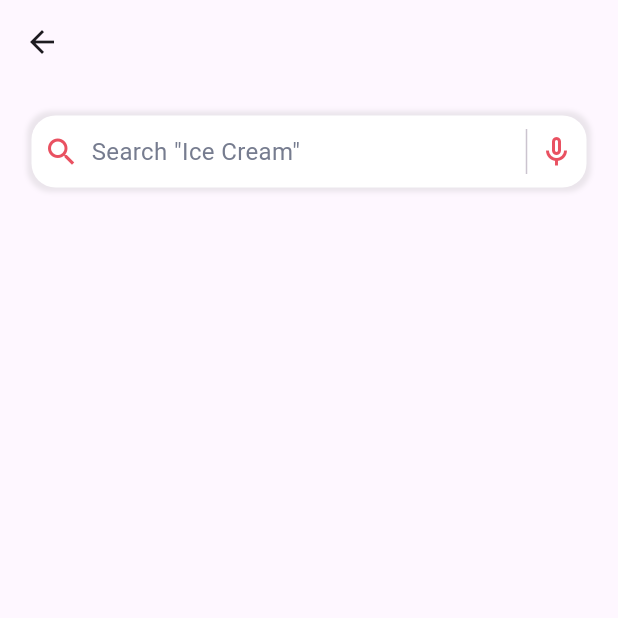
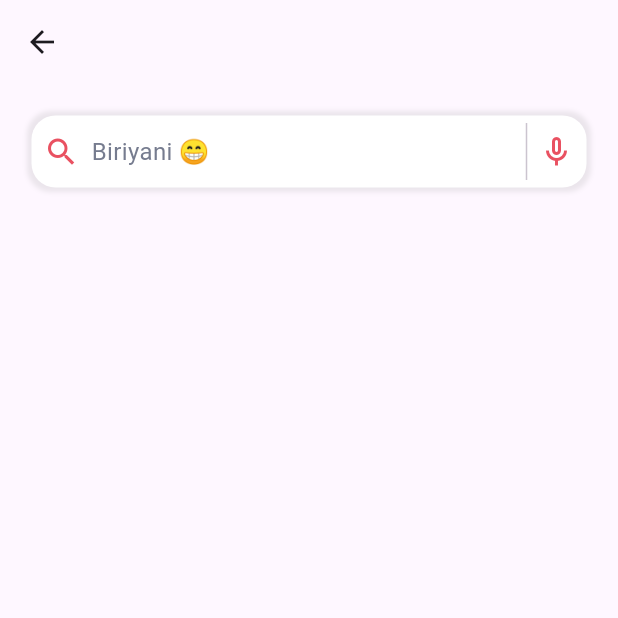
Before and after one commit to Shadowsvg/widgets_gallery, a Flutter app: the TextFieldsList screen opened directly, on a phone screen of 412 x 824 dp, the top half of it. Run offline on Flutter 3.47's test engine with Material 3 defaults, Android fonts, the phone set to English and light mode, and no system bars.

Commit message:
zomato textfiled changes

```diff
--- a/lib/widgets/textfields/zomato_textfield.dart
+++ b/lib/widgets/textfields/zomato_textfield.dart
@@ -1,4 +1,128 @@
+import 'dart:async';
+
 import 'package:flutter/material.dart';
+
+// class ZomatoTextField extends StatefulWidget {
+//   const ZomatoTextField({super.key});
+
+//   @override
+//   State<ZomatoTextField> createState() => _ZomatoTextFieldState();
+// }
+
+// class _ZomatoTextFieldState extends State<ZomatoTextField>
+//     with SingleTickerProviderStateMixin {
+//   late AnimationController controller;
+//   late Animation<Offset> slideAnimation;
+//   // late List<Text> textWidgetList;
+//   // final List<String> hintList = ['Ice Cream', 'Samosa', 'Biryani'];
+//   @override
+//   void initState() {
+//     controller = AnimationController(
+//       vsync: this,
+//       duration: const Duration(milliseconds: 300),
+//     );
+//     slideAnimation = Tween<Offset>(
+//       begin: const Offset(0, 1.5),
+//       end: Offset.zero,
+//     ).animate(
+//       CurvedAnimation(
+//         parent: controller,
+//         curve: Curves.ease,
+//       ),
+//     );
+//     Timer(const Duration(milliseconds: 2000), () {
+//       controller.forward();
+//     });
+//     // textWidgetList = List.generate(
+//     //     hintList.length,
+//     //     (index) => Text(
+//     //           hintList[index],
+//     //           style: const TextStyle(color: Color(0xff767C8F), fontSize: 16),
+//     //         ));
+//     super.initState();
+//   }
+
+//   @override
+//   Widget build(BuildContext context) {
+//     return Container(
+//       clipBehavior: Clip.hardEdge,
+//       height: 48,
+//       decoration: BoxDecoration(
+//         color: Colors.white,
+//         borderRadius: const BorderRadius.all(Radius.circular(16)),
+//         boxShadow: [
+//           BoxShadow(
+//             blurRadius: 2,
+//             color: Colors.grey.withOpacity(0.2),
+//             offset: const Offset(0, 0),
+//             spreadRadius: 3,
+//           ),
+//         ],
+//       ),
+//       padding: const EdgeInsets.symmetric(horizontal: 8, vertical: 4),
+//       child: Row(
+//         children: [
+//           const Icon(
+//             Icons.search,
+//             color: Color(0xffE95161),
+//           ),
+//           const SizedBox(
+//             width: 8,
+//           ),
+//           Expanded(
+//             child: SlideTransition(
+//               position: slideAnimation,
+//               child: const Text(
+//                 'Search "Ice Cream"',
+//                 style: TextStyle(color: Color(0xff767C8F), fontSize: 16),
+//               ),
+//             ),
+//           ),
+//           // Expanded(
+//           //   child: Container(
+//           //     // color: Colors.red,
+//           //     child: Column(
+//           //       crossAxisAlignment: CrossAxisAlignment.start,
+//           //       children: [...textWidgetList],
+//           //     ),
+//           //   ),
+//           // ),
+//           const VerticalDivider(
+//             endIndent: 5,
+//             indent: 5,
+//           ),
+//           const Icon(
+//             Icons.mic_none_outlined,
+//             color: Color(0xffE95161),
+//           ),
+//         ],
+//       ),
+//     );
+//     // TextField(
+//     //   controller: TextEditingController(),
+//     //   showCursor: false,
+
+//     //   decoration: const InputDecoration(
+//     //       contentPadding: EdgeInsets.all(4),
+//     //       hintText: 'Search "Ice Cream"',
+//     //       border: OutlineInputBorder(
+
+//     //         borderRadius: BorderRadius.all(Radius.circular(16)),
+//     //       ),
+//     //       prefixIcon: Icon(
+//     //         Icons.search,
+//     //       ),
+//     //       suffixIcon: Row(
+//     //         mainAxisSize: MainAxisSize.min,
+//     //         children: [
+//     //           Icon(Icons.mic),
+//     //         ],
+//     //       )),
+//     // );
+//   }
+// }
+
+// // Icon color : #E95161
 
 class ZomatoTextField extends StatefulWidget {
   const ZomatoTextField({super.key});
@@ -7,10 +131,37 @@ class ZomatoTextField extends StatefulWidget {
   State<ZomatoTextField> createState() => _ZomatoTextFieldState();
 }
 
-class _ZomatoTextFieldState extends State<ZomatoTextField> {
+class _ZomatoTextFieldState extends State<ZomatoTextField>
+    with SingleTickerProviderStateMixin {
+  late ScrollController controller = ScrollController();
+  // late List<Text> textWidgetList;
+  final List<String> hintList = ['Biriyani 😁', 'Ice Cream', 'Samosa'];
+
+  late Timer timer;
+  @override
+  void initState() {
+    super.initState();
+
+    timer = Timer.periodic(const Duration(seconds: 2), (timer) {
+      print(timer.tick);
+      controller.animateTo(
+        timer.tick % hintList.length * 48,
+        duration: const Duration(milliseconds: 1000),
+        curve: Curves.linear,
+      );
+    });
+  }
+
+  @override
+  void dispose() {
+    timer.cancel();
+    super.dispose();
+  }
+
   @override
   Widget build(BuildContext context) {
     return Container(
+      clipBehavior: Clip.antiAlias,
       height: 48,
       decoration: BoxDecoration(
         color: Colors.white,
@@ -24,56 +175,39 @@ class _ZomatoTextFieldState extends State<ZomatoTextField> {
           ),
         ],
       ),
-      padding: const EdgeInsets.symmetric(horizontal: 8, vertical: 4),
-      child: const Row(
+      padding: const EdgeInsets.symmetric(
+        horizontal: 8,
+      ),
+      child: Row(
         children: [
-          Icon(
-            Icons.search,
-            color: Color(0xffE95161),
-          ),
-          SizedBox(
-            width: 8,
-          ),
+          const Icon(Icons.search, color: Color(0xffE95161)),
+          const SizedBox(width: 8),
           Expanded(
-            child: Text(
-              'Search "Ice Cream"',
-              style: TextStyle(color: Color(0xff767C8F), fontSize: 16),
+            child: ListWheelScrollView(
+              itemExtent: 48,
+              diameterRatio: 10.0,
+              controller: controller,
+              physics: const NeverScrollableScrollPhysics(),
+              children: hintList
+                  .map(
+                    (e) => Align(
+                      alignment: Alignment.centerLeft,
+                      child: Text(
+                        e,
+                        style: const TextStyle(
+                          color: Color(0xff767C8F),
+                          fontSize: 16,
+                        ),
+                      ),
+                    ),
+                  )
+                  .toList(),
             ),
           ),
-          VerticalDivider(
-            endIndent: 5,
-            indent: 5,
-          ),
-          Icon(
-            Icons.mic_none_outlined,
-            color: Color(0xffE95161),
-          ),
+          const VerticalDivider(endIndent: 5, indent: 5),
+          const Icon(Icons.mic_none_outlined, color: Color(0xffE95161)),
         ],
       ),
     );
-    // TextField(
-    //   controller: TextEditingController(),
-    //   showCursor: false,
-
-    //   decoration: const InputDecoration(
-    //       contentPadding: EdgeInsets.all(4),
-    //       hintText: 'Search "Ice Cream"',
-    //       border: OutlineInputBorder(
-
-    //         borderRadius: BorderRadius.all(Radius.circular(16)),
-    //       ),
-    //       prefixIcon: Icon(
-    //         Icons.search,
-    //       ),
-    //       suffixIcon: Row(
-    //         mainAxisSize: MainAxisSize.min,
-    //         children: [
-    //           Icon(Icons.mic),
-    //         ],
-    //       )),
-    // );
   }
 }
-
-
-// Icon color : #E95161
```
